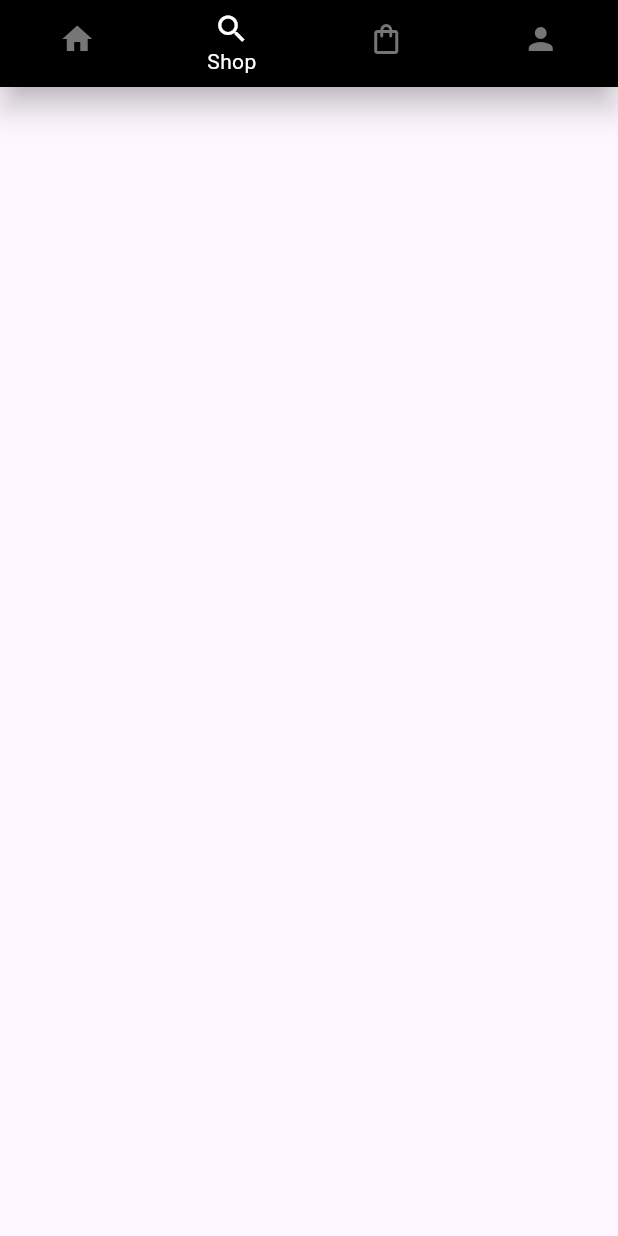
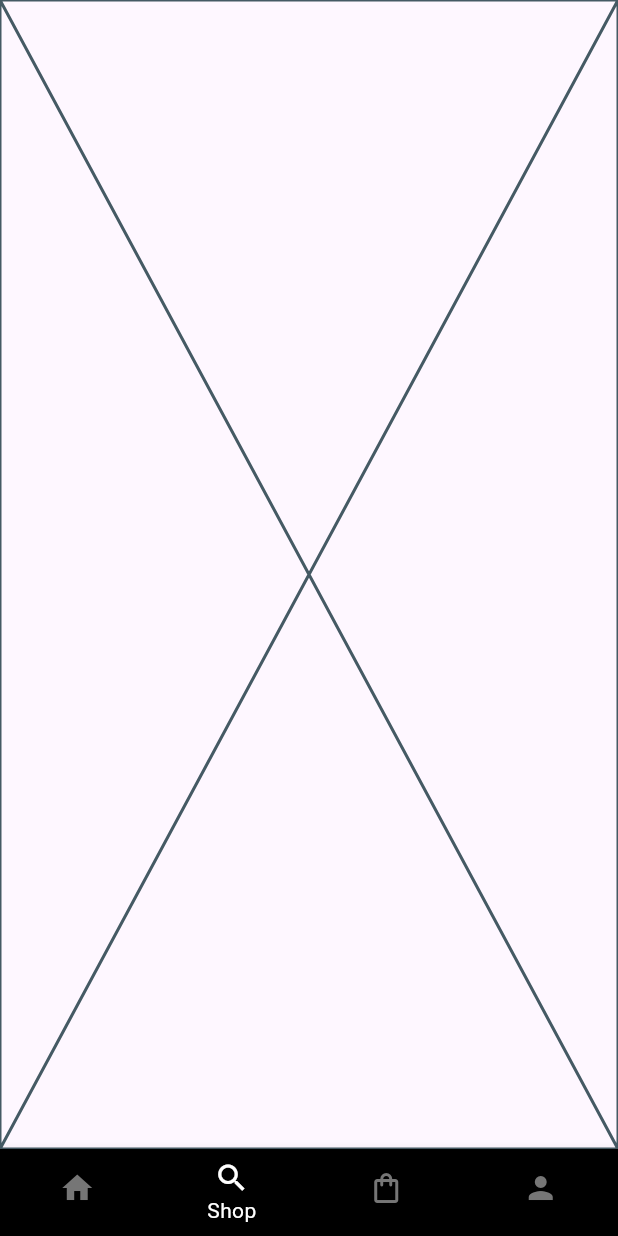
Before and after one commit to Srilochan7/renZ, a Flutter app: the BottomNavbar screen opened directly, item 2 of the bottom bar chosen, on a phone screen of 412 x 824 dp. Run offline on Flutter 3.47's test engine with Material 3 defaults, Android fonts, the phone set to English and light mode, and no system bars; our stand-ins replace google_fonts, page_transition, shared_preferences, sizer; accounts and stored records are empty; network calls fail.

Commit message:
safe push

```diff
--- a/lib/main.dart
+++ b/lib/main.dart
@@ -15,6 +15,7 @@ class MyApp extends StatelessWidget {
     return MaterialApp(
       debugShowCheckedModeBanner: false,
       home: Intro(),
+
     );
   }
 }
--- /dev/null
+++ b/lib/ui/Screens/shop.dart
@@ -0,0 +1,15 @@
+import 'package:flutter/material.dart';
+
+class Shop extends StatefulWidget {
+  const Shop({super.key});
+
+  @override
+  State<Shop> createState() => _ShopState();
+}
+
+class _ShopState extends State<Shop> {
+  @override
+  Widget build(BuildContext context) {
+    return const Placeholder();
+  }
+}
--- a/lib/ui/widgets/bottom_navbar.dart
+++ b/lib/ui/widgets/bottom_navbar.dart
@@ -1,5 +1,10 @@
+import 'package:culture/ui/Screens/cart.dart';
+import 'package:culture/ui/Screens/home.dart';
+import 'package:culture/ui/Screens/profile.dart';
+import 'package:culture/ui/Screens/shop.dart';
 import 'package:flutter/material.dart';
 import 'package:sizer/sizer.dart';
+
 
 class BottomNavbar extends StatefulWidget {
   const BottomNavbar({super.key});
@@ -11,8 +16,15 @@ class BottomNavbar extends StatefulWidget {
 class _BottomNavbarState extends State<BottomNavbar> {
   int _selectedIndex = 0;
 
-    void _onItemTapped(int i){
-        setState((){
+  final List<Widget> _screens = [
+    Home(),
+    Shop(),
+    Cart(),
+    Profile(),
+  ];
+
+  void _onItemTapped(int i) {
+    setState(() {
       _selectedIndex = i;
     });
   }
@@ -21,35 +33,27 @@ class _BottomNavbarState extends State<BottomNavbar> {
   Widget build(BuildContext context) {
     return Sizer(
       builder: (context, orientation, deviceType) {
-        return
-BottomNavigationBar(
+        return Scaffold(
+          body: IndexedStack(
+            index: _selectedIndex,
+            children: _screens,
+          ),
+          bottomNavigationBar: BottomNavigationBar(
             backgroundColor: Colors.black,
             type: BottomNavigationBarType.fixed,
             showSelectedLabels: true,
             showUnselectedLabels: false,
             selectedItemColor: Colors.white,
             unselectedItemColor: const Color.fromARGB(255, 118, 118, 118),
-        currentIndex: _selectedIndex, // Track the selected index
-        onTap: _onItemTapped, // Handle the navigation logic
-        items: [
-          BottomNavigationBarItem(
-            icon: Icon(Icons.home),
-            label: 'Home', // No label for this item
+            currentIndex: _selectedIndex,
+            onTap: _onItemTapped,
+            items: const [
+              BottomNavigationBarItem(icon: Icon(Icons.home), label: 'Home'),
+              BottomNavigationBarItem(icon: Icon(Icons.search), label: 'Shop'),
+              BottomNavigationBarItem(icon: Icon(Icons.shopping_bag_outlined), label: 'Cart'),
+              BottomNavigationBarItem(icon: Icon(Icons.person), label: 'Profile'),
+            ],
           ),
-          BottomNavigationBarItem(
-            icon: Icon(Icons.search),
-            label: 'Shop', // No label for this item
-          ),
-
-          BottomNavigationBarItem(
-            icon: Icon(Icons.shopping_bag_outlined),
-            label: 'Cart', // Label for the cart item
-          ),
-          BottomNavigationBarItem(
-            icon: Icon(Icons.person),
-            label: 'Profile', // No label for this item
-          ),
-        ],
         );
       },
     );
```
Also changed, not shown: lib/mainScreen.dart (added, +15 -0 lines), lib/ui/Screens/home.dart (+13 -3 lines), lib/ui/Screens/profile.dart (added, +15 -0 lines), 4 other files. Lines whose indentation alone changed are shown as unchanged.
